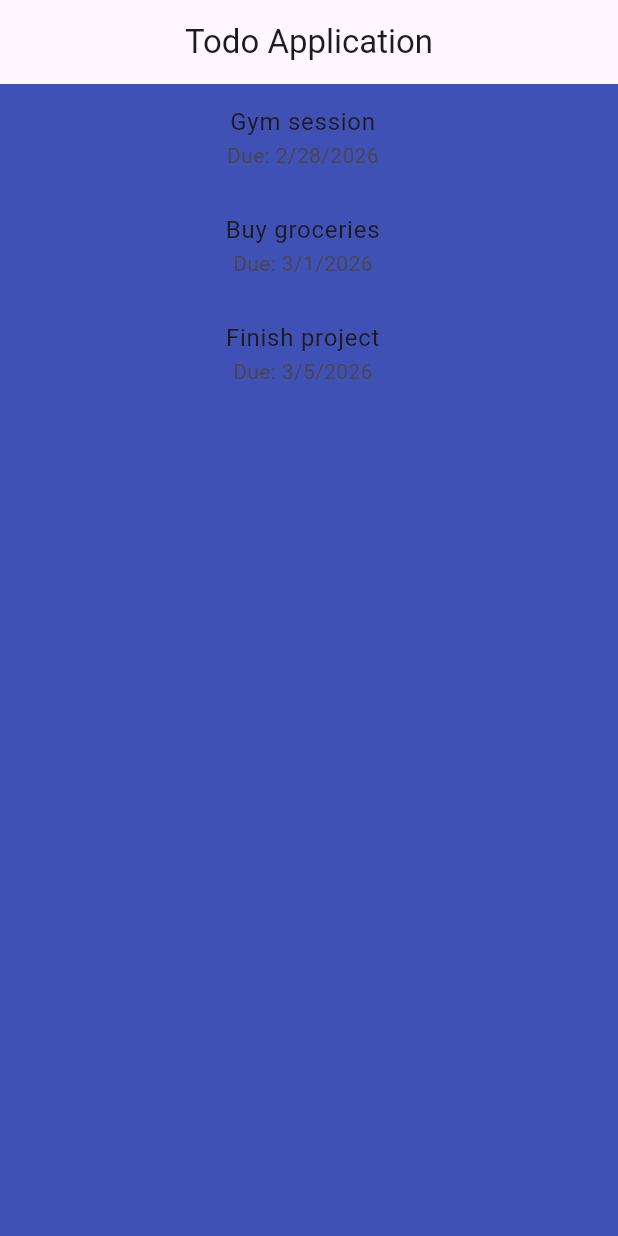
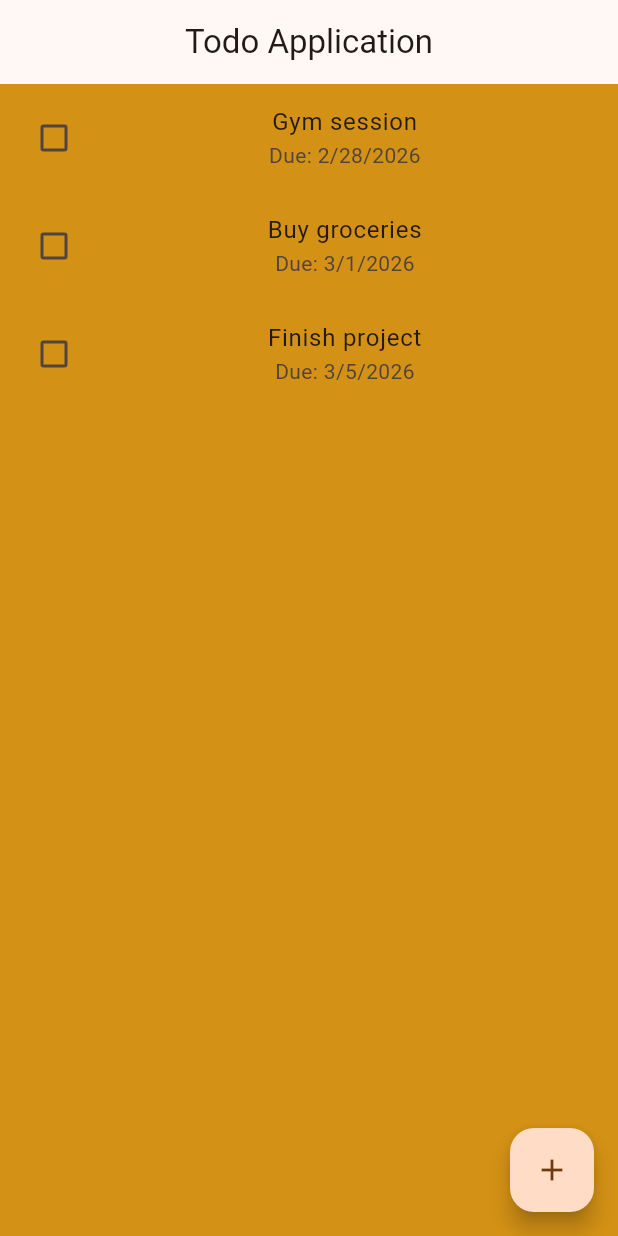
Before and after one commit to AugustanaCSC490Spring2026/TutorialFlutterToDo, a Flutter app: the screen it shows after launch, on a phone screen of 412 x 824 dp. Run offline on Flutter 3.47's test engine with Material 3 defaults, Android fonts, the phone set to English and light mode, and no system bars.

Commit message:
Added the option to add tasks, remove them, and click done

```diff
--- /dev/null
+++ b/lib/homepage.dart
@@ -0,0 +1,163 @@
+import 'package:flutter/material.dart';
+
+class MyHomePage extends StatefulWidget {
+  const MyHomePage({super.key, required this.title});
+
+  final String title;
+
+  @override
+  State<MyHomePage> createState() => _MyHomePageState();
+}
+
+class _MyHomePageState extends State<MyHomePage> {
+  final toDoList = <TodoItem>[
+    TodoItem(title: "Buy groceries", dueAt: DateTime(2026, 3, 1)),
+    TodoItem(title: "Finish project", dueAt: DateTime(2026, 3, 5)),
+    TodoItem(title: "Gym session", dueAt: DateTime(2026, 2, 28)),
+  ];
+
+  @override
+  void initState() {
+    super.initState();
+    _sortTodos();
+  }
+
+  void _sortTodos() {
+    toDoList.sort((a, b) => a.dueAt.compareTo(b.dueAt));
+  }
+
+  String _formatDate(DateTime d) => "${d.month}/${d.day}/${d.year}";
+
+  void _showAddTodoDialog() {
+    final titleController = TextEditingController();
+    DateTime? pickedDate;
+
+    showDialog(
+      context: context,
+      builder: (context) {
+        return AlertDialog(
+          title: const Text("Add Todo"),
+          content: Column(
+            mainAxisSize: MainAxisSize.min,
+            children: [
+              TextField(
+                controller: titleController,
+                decoration: const InputDecoration(hintText: "Task title"),
+              ),
+              const SizedBox(height: 12),
+              ElevatedButton(
+                onPressed: () async {
+                  final date = await showDatePicker(
+                    context: context,
+                    initialDate: DateTime.now(),
+                    firstDate: DateTime(2020),
+                    lastDate: DateTime(2100),
+                  );
+                  if (date != null) {
+                    pickedDate = date;
+                  }
+                },
+                child: const Text("Pick due date"),
+              ),
+            ],
+          ),
+          actions: [
+            TextButton(
+              onPressed: () => Navigator.pop(context),
+              child: const Text("Cancel"),
+            ),
+            ElevatedButton(
+              onPressed: () {
+                final title = titleController.text.trim();
+                final due = pickedDate ?? DateTime.now();
+
+                if (title.isEmpty) return;
+
+                setState(() {
+                  toDoList.add(TodoItem(title: title, dueAt: due));
+                  _sortTodos();
+                });
+
+                Navigator.pop(context);
+              },
+              child: const Text("Add"),
+            ),
+          ],
+        );
+      },
+    );
+  }
+
+  @override
+  Widget build(BuildContext context) {
+    return Scaffold(
+      appBar: AppBar(
+        centerTitle: true,
+        title: const Text("Todo Application"),
+      ),
+
+      body: ListView(
+        children: [
+          for (var i = 0; i < toDoList.length; i++)
+            Dismissible(
+              key: ValueKey(
+                "${toDoList[i].title}-${toDoList[i].dueAt.toIso8601String()}",
+              ),
+              direction: DismissDirection.endToStart,
+              onDismissed: (_) {
+                setState(() {
+                  toDoList.removeAt(i);
+                });
+              },
+              background: Container(
+                alignment: Alignment.centerRight,
+                padding: const EdgeInsets.only(right: 16),
+                color: Colors.red,
+                child: const Icon(Icons.delete, color: Colors.white),
+              ),
+              child: CheckboxListTile(
+                value: toDoList[i].isDone,
+                onChanged: (val) {
+                  setState(() {
+                    toDoList[i].isDone = val ?? false;
+                  });
+                },
+                title: Text(
+                  toDoList[i].title,
+                  textAlign: TextAlign.center,
+                  style: TextStyle(
+                    decoration:
+                        toDoList[i].isDone ? TextDecoration.lineThrough : null,
+                  ),
+                ),
+                subtitle: Text(
+                  "Due: ${_formatDate(toDoList[i].dueAt)}",
+                  textAlign: TextAlign.center,
+                ),
+                controlAffinity: ListTileControlAffinity.leading,
+              ),
+            ),
+        ],
+      ),
+
+      floatingActionButton: FloatingActionButton(
+        onPressed: _showAddTodoDialog,
+        child: const Icon(Icons.add),
+      ),
+
+      backgroundColor: const Color.fromARGB(255, 211, 145, 21),
+    );
+  }
+}
+
+class TodoItem {
+  final String title;
+  final DateTime dueAt;
+  bool isDone;
+
+  TodoItem({
+    required this.title,
+    required this.dueAt,
+    this.isDone = false,
+  });
+}
--- a/lib/main.dart
+++ b/lib/main.dart
@@ -1,4 +1,5 @@
 import 'package:flutter/material.dart';
+import 'homepage.dart';
 
 void main() {
   runApp(const MyApp());
@@ -7,101 +8,15 @@ void main() {
 class MyApp extends StatelessWidget {
   const MyApp({super.key});
 
-  // This widget is the root of your application.
   @override
   Widget build(BuildContext context) {
     return MaterialApp(
       title: 'Todo App Tutorial',
       theme: ThemeData(
-        colorScheme: ColorScheme.fromSeed(seedColor: Colors.deepPurple),
+        colorScheme: ColorScheme.fromSeed(seedColor: const Color.fromARGB(255, 186, 107, 46)),
       ),
       home: const MyHomePage(title: 'To-Do List Home Page'),
-
       debugShowCheckedModeBanner: false,
     );
   }
 }
-
-class MyHomePage extends StatefulWidget {
-  const MyHomePage({super.key, required this.title});
-
-  // This widget is the home page of your application. It is stateful, meaning
-  // that it has a State object (defined below) that contains fields that affect
-  // how it looks.
-
-  // This class is the configuration for the state. It holds the values (in this
-  // case the title) provided by the parent (in this case the App widget) and
-  // used by the build method of the State. Fields in a Widget subclass are
-  // always marked "final".
-
-  final String title;
-
-  @override
-  State<MyHomePage> createState() => _MyHomePageState();
-}
-
-class _MyHomePageState extends State<MyHomePage> {
-
-  var toDoList = <TodoItem>[
-    TodoItem(
-    title: "Buy groceries",
-    dueAt: DateTime(2026, 3, 1),
-  ),
-  TodoItem(
-    title: "Finish project",
-    dueAt: DateTime(2026, 3, 5),
-  ),
-  TodoItem(
-    title: "Gym session",
-    dueAt: DateTime(2026, 2, 28),
-  ),
-  ];
-
-
-  @override
-  void initState() {
-    super.initState();
-    toDoList.sort((a, b) => a.dueAt.compareTo(b.dueAt));
-  }
-
-  @override
-  Widget build(BuildContext context) {
-    return Scaffold(
-      appBar: AppBar(
-        centerTitle: true,
-        title: Text(
-          "Todo Application",
-        ),
-      ),
-
-      body: ListView(
-        children: [
-          for (var item in toDoList)
-            ListTile(
-              title: Text(
-                item.title,
-                textAlign: TextAlign.center,
-                ),
-              subtitle: Text(
-                "Due: ${item.dueAt.month}/${item.dueAt.day}/${item.dueAt.year}",
-                textAlign: TextAlign.center,
-                ),
-            ),
-
-
-        ],
-      ),
-
-      backgroundColor: Colors.indigo,
-    );
-
-  }
-}
-
-
-class TodoItem{
-  final String title;
-  final DateTime dueAt;
-
-  TodoItem({required this.title, required this.dueAt});
-}
```
